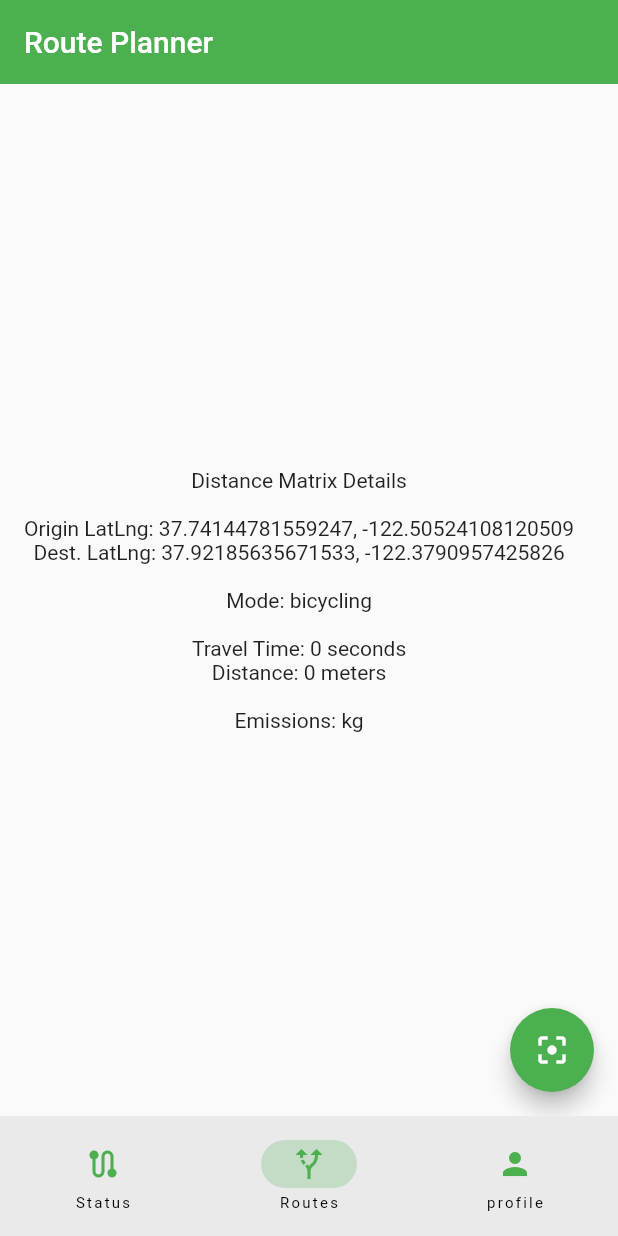
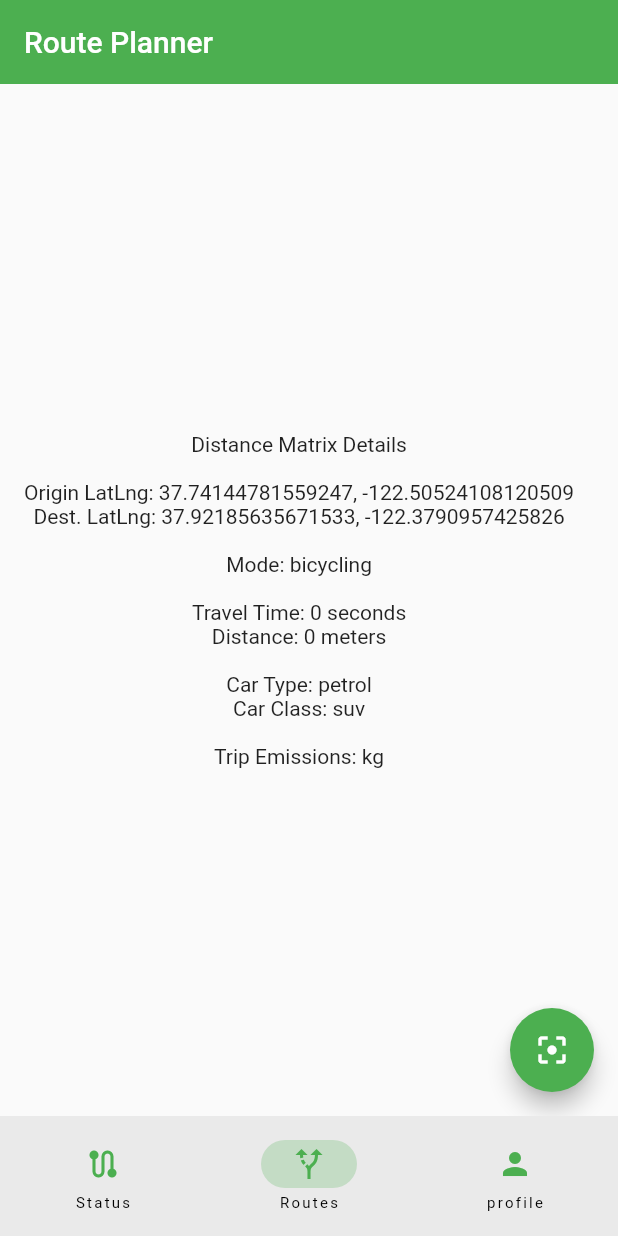
Before and after one commit to Arjdroid/greenifytransit, a Flutter app: the screen it shows after launch, item 2 of the bottom bar chosen, on a phone screen of 412 x 824 dp. Run offline on Flutter 3.47's test engine with Material 2 defaults, Android fonts, the phone set to English and light mode, and no system bars; our stand-ins replace syncfusion_flutter_charts.

Commit message:
Adding more diagnostic data

```diff
--- a/lib/routes_planner.dart
+++ b/lib/routes_planner.dart
@@ -63,7 +63,9 @@ class _RoutesPlannerState extends State<RoutesPlanner> {
   }
 
   // Function that calculates the Carbon Emissions of A Journey
-  void getCarbonEmissions(duration, mode, carType, carClass) async {}
+  void getCarbonEmissions(duration, mode, carType, carClass) async {
+    //
+  }
 
   @override
   Widget build(BuildContext context) {
@@ -90,7 +92,10 @@ class _RoutesPlannerState extends State<RoutesPlanner> {
             Text('Travel Time: $duration seconds'),
             Text('Distance: $distance meters'),
             Text(' '),
-            Text('Emissions: kg'),
+            Text('Car Type: $cTyp'),
+            Text('Car Class: $cCls'),
+            Text(' '),
+            Text('Trip Emissions: kg'),
           ],
         ),
       ),
```
